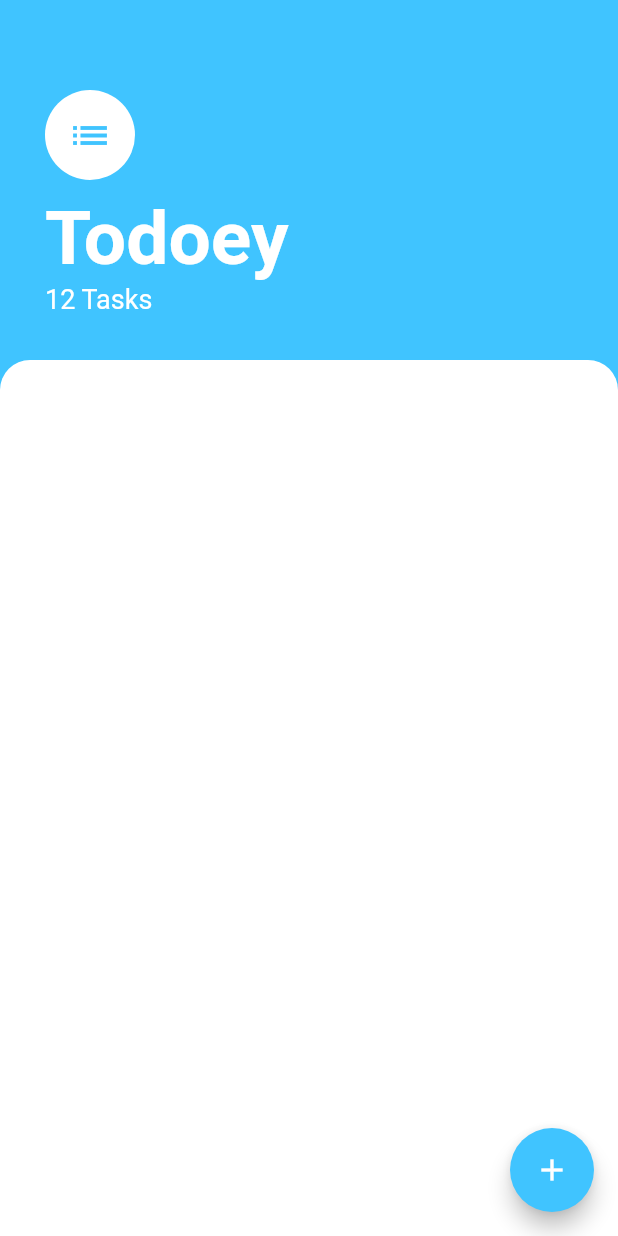
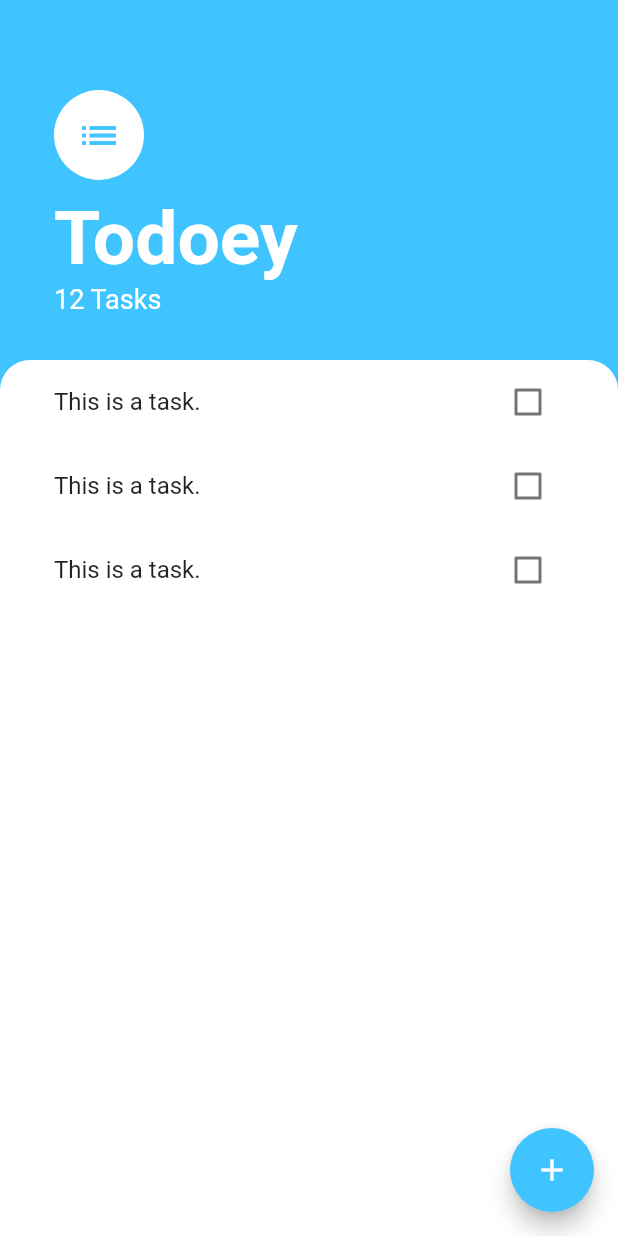
Before and after one commit to timliuGH/my-todoey-flutter, a Flutter app: the screen it shows after launch, on a phone screen of 412 x 824 dp. Run offline on Flutter 3.47's test engine with Material 2 defaults, Android fonts, the phone set to English and light mode, and no system bars.

Commit message:
Add hard-coded tasks in ListView

```diff
--- a/lib/screens/tasks_screen.dart
+++ b/lib/screens/tasks_screen.dart
@@ -16,7 +16,7 @@ class TasksScreen extends StatelessWidget {
           Container(
             padding: EdgeInsets.only(
               top: 60.0,
-              left: 30.0,
+              left: 36.0,
               right: 30.0,
               bottom: 30.0,
             ),
@@ -55,6 +55,9 @@ class TasksScreen extends StatelessWidget {
           ),
           Expanded(
             child: Container(
+              padding: EdgeInsets.symmetric(
+                horizontal: 20.0,
+              ),
               decoration: BoxDecoration(
                 color: Colors.white,
                 borderRadius: BorderRadius.only(
@@ -62,6 +65,7 @@ class TasksScreen extends StatelessWidget {
                   topRight: Radius.circular(20.0),
                 ),
               ),
+              child: TasksList(),
             ),
           ),
         ],
@@ -69,3 +73,29 @@ class TasksScreen extends StatelessWidget {
     );
   }
 }
+
+class TasksList extends StatelessWidget {
+  @override
+  Widget build(BuildContext context) {
+    return ListView(
+      children: <Widget>[
+        TaskTile(),
+        TaskTile(),
+        TaskTile(),
+      ],
+    );
+  }
+}
+
+class TaskTile extends StatelessWidget {
+  @override
+  Widget build(BuildContext context) {
+    return ListTile(
+      title: Text('This is a task.'),
+      trailing: Checkbox(
+        onChanged: (change) {},
+        value: false,
+      ),
+    );
+  }
+}
```
